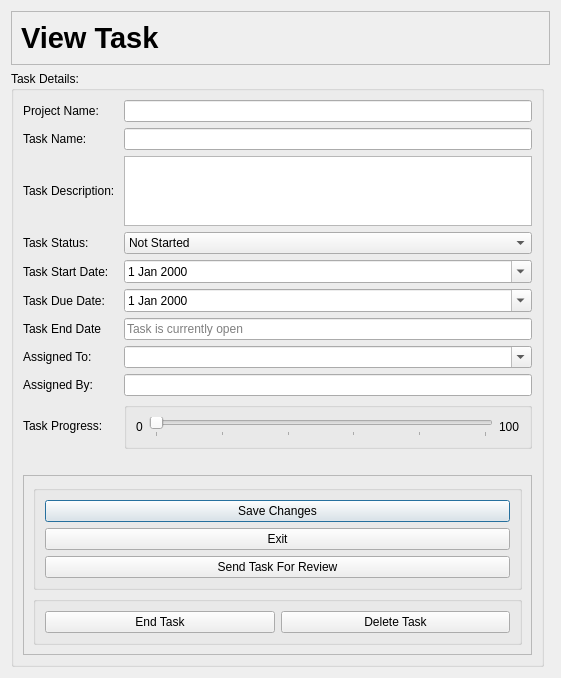
Old version of the form ui/viewTaskDialog.ui in the repository yasar12123/Soft27101-PMS.
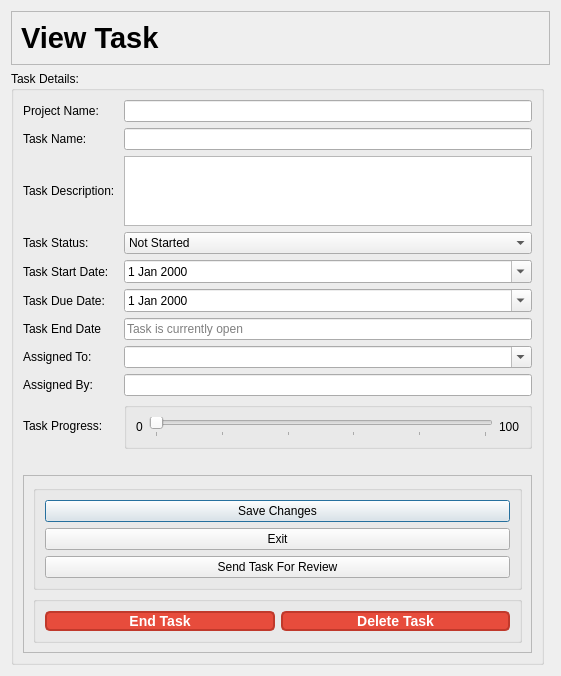
New version of the form.

Patch:
```diff
--- a/ui/viewTaskDialog.ui
+++ b/ui/viewTaskDialog.ui
@@ -283,6 +283,21 @@
            <layout class="QHBoxLayout" name="horizontalLayout">
             <item>
              <widget class="QPushButton" name="closeTaskButton">
+              <property name="styleSheet">
+               <string notr="true">QPushButton#closeTaskButton {
+    background-color: #e74c3c; /* Red color */
+    color: white;
+    border: 2px solid #c0392b; /* Darker red border */
+    border-radius: 5px;
+    font-size: 14px;
+    font-weight: bold;
+}
+
+QPushButton#closeTaskButton:hover {
+    background-color: #c0392b; /* Darker red on hover */
+}
+</string>
+              </property>
               <property name="text">
                <string>End Task</string>
               </property>
@@ -290,6 +305,21 @@
             </item>
             <item>
              <widget class="QPushButton" name="deleteTaskButton">
+              <property name="styleSheet">
+               <string notr="true">QPushButton#deleteTaskButton {
+    background-color: #e74c3c; /* Red color */
+    color: white;
+    border: 2px solid #c0392b; /* Darker red border */
+    border-radius: 5px;
+    font-size: 14px;
+    font-weight: bold;
+}
+
+QPushButton#deleteTaskButton:hover {
+    background-color: #c0392b; /* Darker red on hover */
+}
+</string>
+              </property>
               <property name="text">
                <string>Delete Task</string>
               </property>
```
